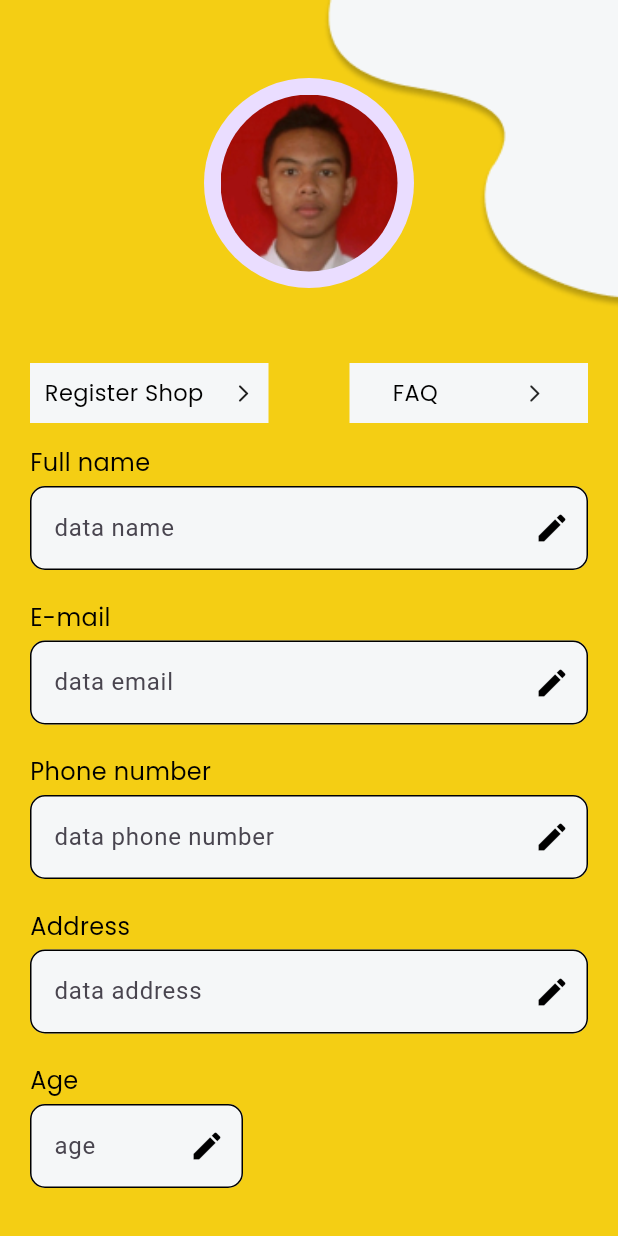
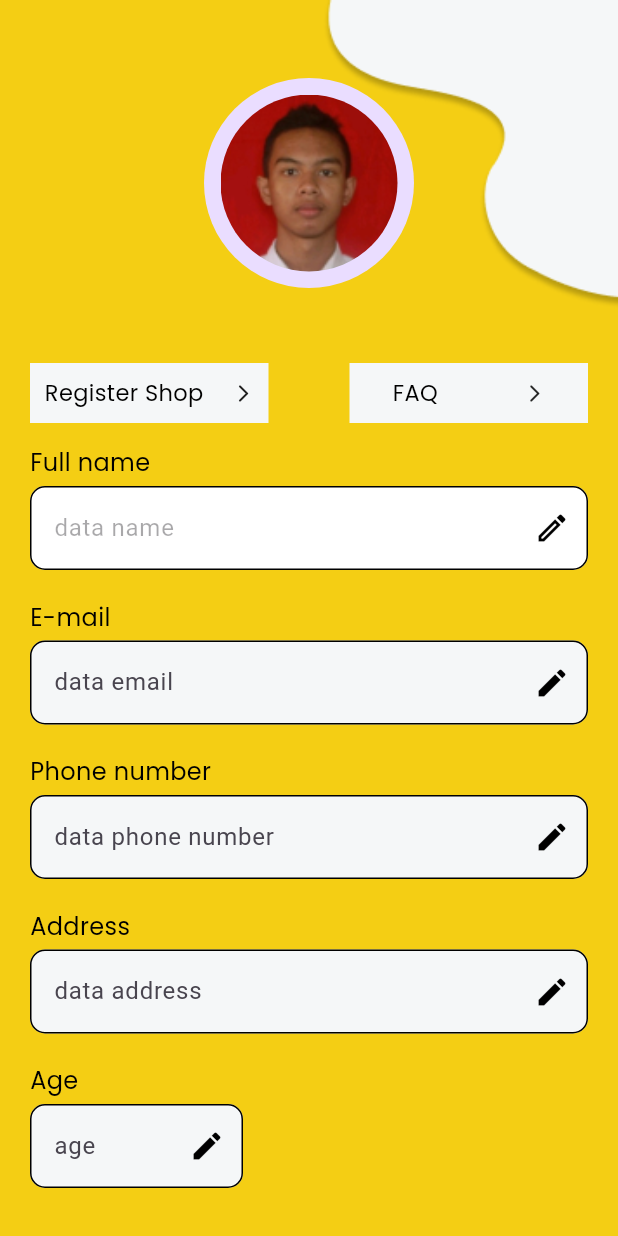
Before and after one commit to shandikadav/garudahack_priasigma, a Flutter app: the screen it shows after launch, on a phone screen of 412 x 824 dp. Run offline on Flutter 3.47's test engine with Material 3 defaults, Android fonts, the phone set to English and light mode, and no system bars; our stand-ins replace bloc, flutter_bloc, go_router, google_fonts, shared_preferences.

```diff
--- a/lib/ui/pages/profile_page.dart
+++ b/lib/ui/pages/profile_page.dart
@@ -1,9 +1,18 @@
 import 'package:flutter/material.dart';
 import 'package:garudahack_priasigmas/shared/theme/themes.dart';
 
-class ProfilePage extends StatelessWidget {
+class ProfilePage extends StatefulWidget {
   const ProfilePage({super.key});
 
+  @override
+  State<ProfilePage> createState() => _ProfilePageState();
+}
+
+class _ProfilePageState extends State<ProfilePage> {
+  bool isEnabledName = false;
+  bool isEnabledEmail = false;
+  bool isEnabledNumber = false;
+  bool isEnabledAddress = false;
   @override
   Widget build(BuildContext context) {
     return Scaffold(
@@ -117,16 +126,28 @@ class ProfilePage extends StatelessWidget {
                       height: 4,
                     ),
                     TextField(
-                      // controller: nameController,
+                      enabled: isEnabledName,
                       decoration: InputDecoration(
                         filled: true,
-                        fillColor: whiteColor,
+                        fillColor: Colors.white,
                         hintText: 'data name',
-                        suffixIcon: Icon(
-                          Icons.edit,
-                          color: blackColor,
+                        suffixIcon: IconButton(
+                          icon: Icon(
+                            isEnabledName
+                                ? Icons.check_circle
+                                : Icons.edit_outlined,
+                            color: Colors.black,
+                          ),
+                          onPressed: () {
+                            setState(() {
+                              isEnabledName = !isEnabledName;
+                            });
+                          },
                         ),
                         enabledBorder: OutlineInputBorder(
+                          borderRadius: BorderRadius.circular(10),
+                        ),
+                        disabledBorder: OutlineInputBorder(
                           borderRadius: BorderRadius.circular(10),
                         ),
                         focusedBorder: OutlineInputBorder(
```
